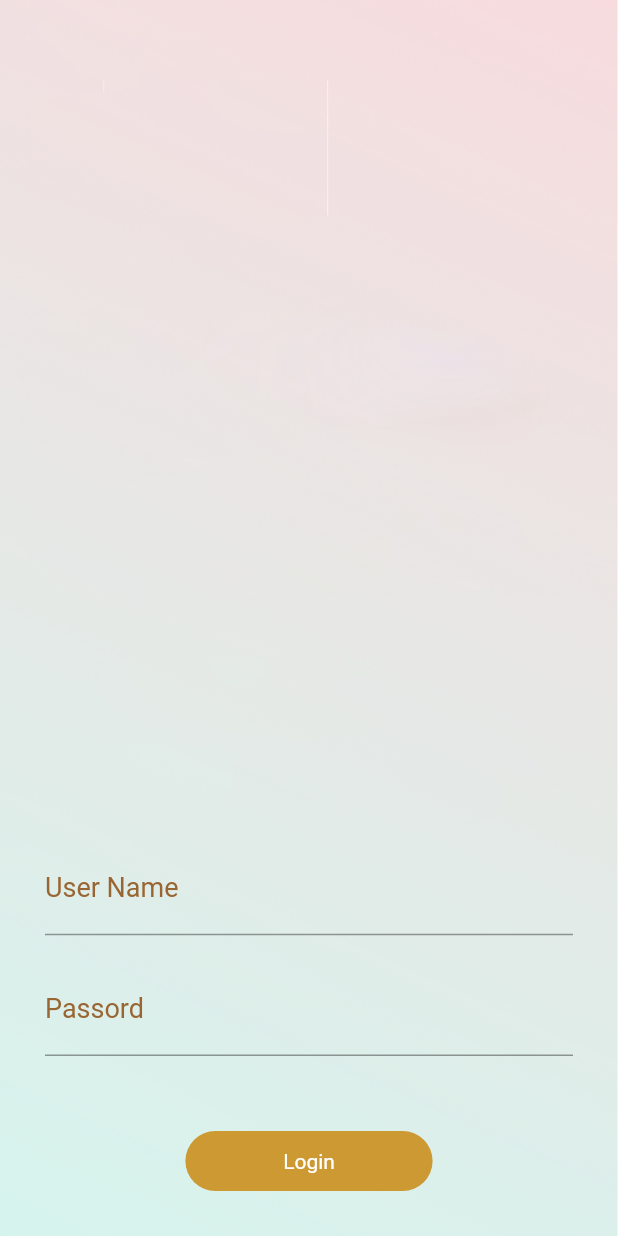
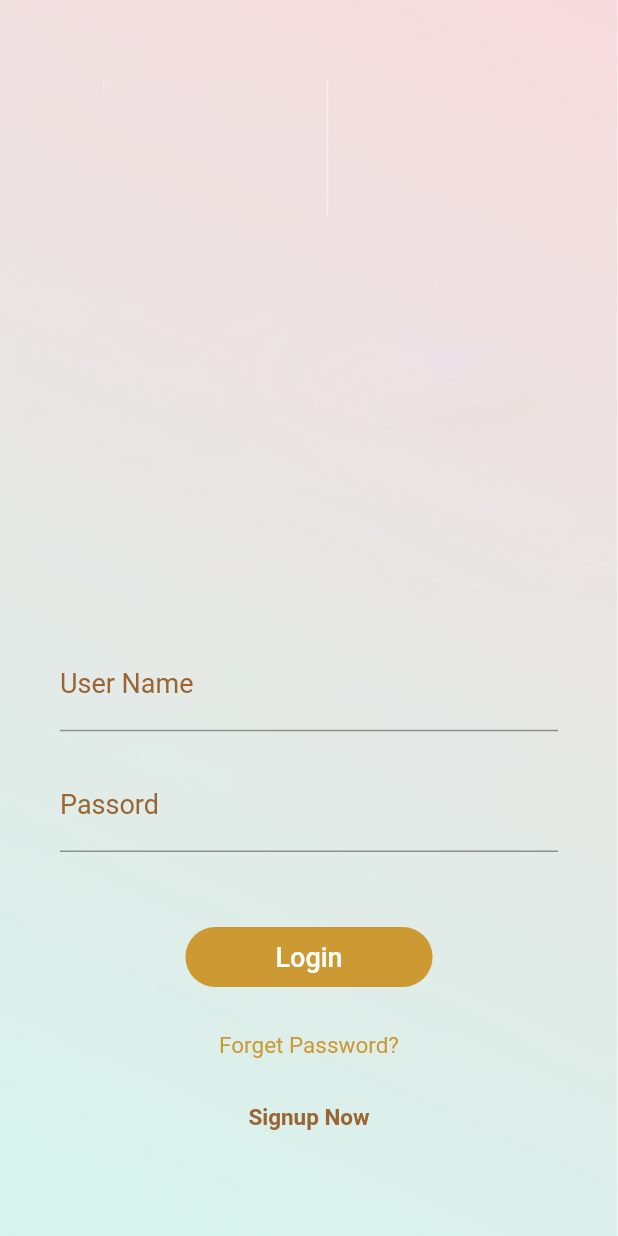
Before and after one commit to nadeeshapathiraja/asd_app_flutter, a Flutter app: the screen it shows after launch, on a phone screen of 412 x 824 dp. Run offline on Flutter 3.47's test engine with Material 2 defaults, Android fonts, the phone set to English and light mode, and no system bars.

Commit message:
Login screen ui done

```diff
--- /dev/null
+++ b/lib/components/custom_button.dart
@@ -0,0 +1,40 @@
+import 'package:flutter/material.dart';
+import 'package:game_app/components/custom_text.dart';
+import 'package:game_app/utils/app_colors.dart';
+
+class CustomButton extends StatelessWidget {
+  const CustomButton({
+    Key? key,
+    required this.size,
+    required this.onTap,
+    required this.textValue,
+  }) : super(key: key);
+
+  final Size size;
+  final Function() onTap;
+  final String textValue;
+
+  @override
+  Widget build(BuildContext context) {
+    return GestureDetector(
+      onTap: onTap,
+      child: Container(
+        width: size.width * 0.4,
+        height: 40,
+        decoration: BoxDecoration(
+          color: primaryColor,
+          borderRadius: BorderRadius.circular(20),
+        ),
+        child: Center(
+            child: Text(
+          textValue,
+          style: TextStyle(
+            color: kwhite,
+            fontSize: 18,
+            fontWeight: FontWeight.w500,
+          ),
+        )),
+      ),
+    );
+  }
+}
--- a/lib/views/authentication/login_screen/login_screen.dart
+++ b/lib/views/authentication/login_screen/login_screen.dart
@@ -1,7 +1,12 @@
 import 'package:flutter/material.dart';
+import 'package:game_app/components/custom_button.dart';
 import 'package:game_app/components/custom_input.dart';
+import 'package:game_app/components/custom_text.dart';
 import 'package:game_app/utils/app_colors.dart';
 import 'package:game_app/utils/constants.dart';
+import 'package:game_app/utils/util_functions.dart';
+import 'package:game_app/views/authentication/register_screens/screen_one.dart';
+import 'package:game_app/views/authentication/reset_pasword_screen/frogot_passord_screen.dart';
 
 class LogInScreen extends StatefulWidget {
   const LogInScreen({Key? key}) : super(key: key);
@@ -26,7 +31,7 @@ class _LogInScreenState extends State<LogInScreen> {
         ),
         child: SafeArea(
           child: Padding(
-            padding: const EdgeInsets.all(30.0),
+            padding: const EdgeInsets.all(40.0),
             child: Column(
               mainAxisAlignment: MainAxisAlignment.end,
               children: [
@@ -34,27 +39,39 @@ class _LogInScreenState extends State<LogInScreen> {
                   controller: _userName,
                   lableText: "User Name",
                 ),
-                SizedBox(height: 20),
+                const SizedBox(height: 20),
                 CustomInput(
                   controller: _passwor,
                   lableText: "Passord",
                 ),
-                SizedBox(height: 50),
-                Container(
-                  width: size.width * 0.4,
-                  height: 40,
-                  decoration: BoxDecoration(
+                const SizedBox(height: 50),
+                CustomButton(
+                  size: size,
+                  textValue: "Login",
+                  onTap: () {},
+                ),
+                const SizedBox(height: 30),
+                InkWell(
+                  onTap: () {
+                    UtilFunction.navigateTo(context, FrogotPassword());
+                  },
+                  child: const CustomText(
+                    text: "Forget Password?",
                     color: primaryColor,
-                    borderRadius: BorderRadius.circular(20),
                   ),
-                  child: Center(
-                      child: Text(
-                    "Login",
-                    style: TextStyle(
-                      color: kwhite,
-                    ),
-                  )),
-                )
+                ),
+                const SizedBox(height: 30),
+                InkWell(
+                  onTap: () {
+                    UtilFunction.navigateTo(context, RegisterScreenOne());
+                  },
+                  child: const CustomText(
+                    text: "Signup Now",
+                    color: darkColor,
+                    fontWeight: FontWeight.bold,
+                  ),
+                ),
+                const SizedBox(height: 30),
               ],
             ),
           ),
```
Also changed, not shown: lib/views/authentication/register_screens/screen_one.dart (+17 -0 lines), lib/views/authentication/reset_pasword_screen/frogot_passord_screen.dart (added, +15 -0 lines).
